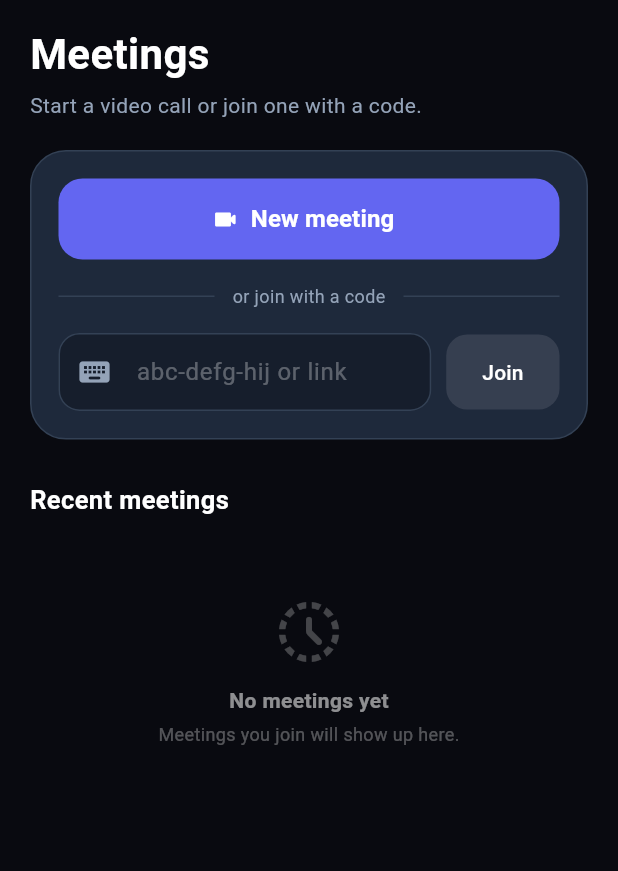
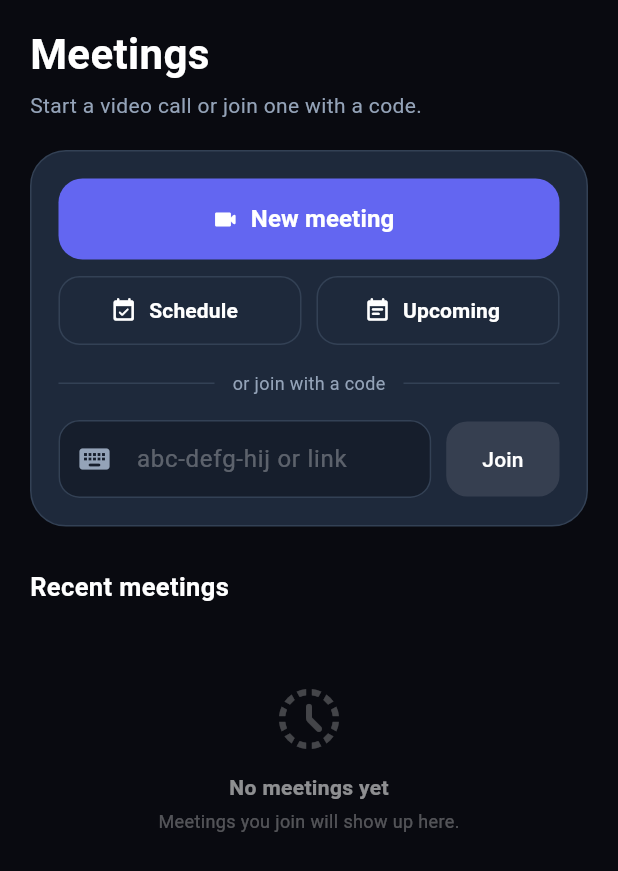
Before and after one commit to aniket120208-cmyk/Quorum_App, a Flutter app: the VideoCallScreen screen opened directly, on a phone screen of 412 x 824 dp. Shown: the top 871 px of the screen. Run offline on Flutter 3.47's test engine with Material 3 defaults, Android fonts, the phone set to English and light mode, and no system bars; our stand-ins replace dio, file_picker, flutter_secure_storage, image_picker, permission_handler, share_plus and 2 more; missing offline and left inert: flutter_background, flutter_webrtc; accounts and stored records are empty; network calls fail.

Commit message:
feat: add share screen feature in video call screen

```diff
--- a/lib/screens/video_call_screen/video_call_screen.dart
+++ b/lib/screens/video_call_screen/video_call_screen.dart
@@ -10,6 +10,9 @@ import 'package:quorum_app/models/notification_models.dart';
 import 'package:quorum_app/screens/home_screen/calendar_helpers.dart';
 import 'package:quorum_app/models/meeting_models.dart';
 import 'package:quorum_app/screens/chat_screen/chat_widgets.dart';
+import 'package:quorum_app/screens/meetings_screen/meetings_list_screen.dart';
+import 'package:quorum_app/screens/meetings_screen/schedule_meeting_sheet.dart';
+import 'package:quorum_app/screens/organization_screen/organization_sheets.dart';
 import 'meeting_launcher.dart';
 import 'meeting_room_screen.dart';
 import 'video_call_controller.dart';
@@ -105,6 +108,24 @@ class _VideoCallScreenState extends State<VideoCallScreen> {
     } catch (e) {
       _snack(errorText(e));
     }
+  }
+
+  Future<void> _scheduleMeeting() async {
+    final meeting = await showOrgSheet<ScopedMeeting>(context, const ScheduleMeetingSheet());
+    if (meeting == null || !mounted) return;
+    if (meeting.isActive) {
+      _showLinkDialog(
+        CreatedMeeting(code: meeting.code, link: meeting.link ?? MeetingApi.linkFor(meeting.code)),
+      );
+      return;
+    }
+    _snack('Meeting scheduled');
+  }
+
+  void _openUpcoming() {
+    Navigator.of(context).push(
+      MaterialPageRoute(builder: (_) => const MeetingsListScreen.upcoming()),
+    );
   }
 
   void _copyLink(String code) {
@@ -342,6 +363,36 @@ class _VideoCallScreenState extends State<VideoCallScreen> {
               ),
             ),
           ),
+          const SizedBox(height: 10),
+          Row(
+            children: [
+              Expanded(
+                child: OutlinedButton.icon(
+                  onPressed: loading ? null : _scheduleMeeting,
+                  icon: const Icon(Icons.event_available_rounded, size: 18, color: Colors.white),
+                  label: const Text('Schedule', style: TextStyle(color: Colors.white, fontWeight: FontWeight.w600)),
+                  style: OutlinedButton.styleFrom(
+                    minimumSize: const Size.fromHeight(46),
+                    side: const BorderSide(color: AppColors.surfaceBorder),
+                    shape: RoundedRectangleBorder(borderRadius: BorderRadius.circular(14)),
+                  ),
+                ),
+              ),
+              const SizedBox(width: 10),
+              Expanded(
+                child: OutlinedButton.icon(
+                  onPressed: _openUpcoming,
+                  icon: const Icon(Icons.event_note_rounded, size: 18, color: Colors.white),
+                  label: const Text('Upcoming', style: TextStyle(color: Colors.white, fontWeight: FontWeight.w600)),
+                  style: OutlinedButton.styleFrom(
+                    minimumSize: const Size.fromHeight(46),
+                    side: const BorderSide(color: AppColors.surfaceBorder),
+                    shape: RoundedRectangleBorder(borderRadius: BorderRadius.circular(14)),
+                  ),
+                ),
+              ),
+            ],
+          ),
           const SizedBox(height: 16),
           const Row(
             children: [
--- a/pubspec.yaml
+++ b/pubspec.yaml
@@ -44,6 +44,7 @@ dependencies:
   share_plus: ^13.3.1
   permission_handler: ^12.0.1
   shared_preferences: ^2.5.6
+  flutter_background: ^1.3.1
 
 dev_dependencies:
   flutter_test:
```
Also changed, not shown: lib/api/screen_share_foreground.dart (added, +35 -0 lines), lib/screens/video_call_screen/meeting_launcher.dart (+13 -7 lines), lib/screens/video_call_screen/meeting_room_screen.dart (+91 -5 lines), pubspec.lock.
